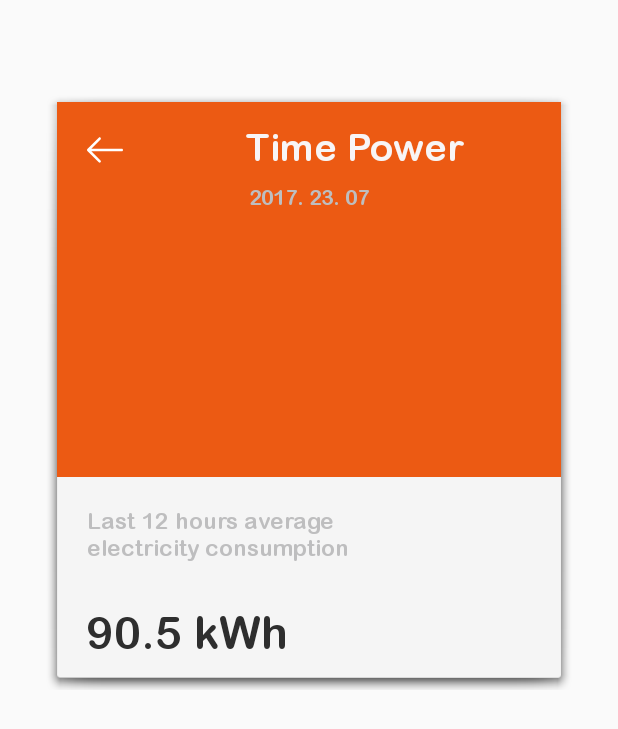
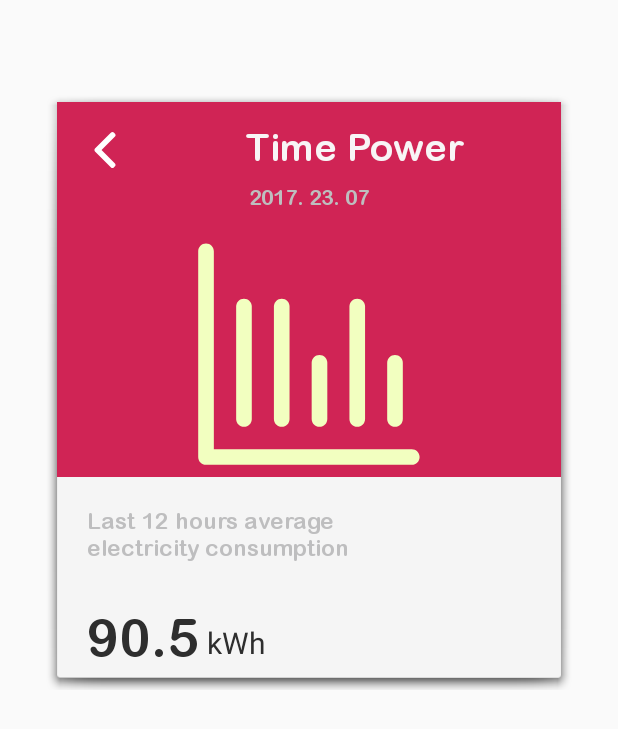
Before and after one commit to android-Test-Avantari/task4, an Android app: the screen it shows after launch (MainActivity), after a tap on an icon or button, on a phone screen of 412 x 824 dp. Shown: the top 729 px of the screen. Run offline under Robolectric (Android 15) with nearby library versions, the phone set to English and light mode, and no system bars; 1 other tap on this screen came first.

```diff
--- a/app/src/main/java/com/mirza/avantari/task/MainActivity.java
+++ b/app/src/main/java/com/mirza/avantari/task/MainActivity.java
@@ -1,13 +1,17 @@
 package com.mirza.avantari.task;
 
+import android.animation.AnimatorInflater;
+import android.animation.ArgbEvaluator;
+import android.animation.ObjectAnimator;
 import android.app.Activity;
 import android.graphics.Typeface;
 import android.os.Handler;
 import android.support.design.widget.FloatingActionButton;
-import android.support.v7.app.AppCompatActivity;
 import android.os.Bundle;
 import android.view.View;
-import android.widget.Button;
+import android.view.animation.Animation;
+import android.view.animation.AnimationUtils;
+import android.widget.ImageView;
 import android.widget.TextView;
 
 public class MainActivity extends Activity {
@@ -19,6 +23,8 @@ public class MainActivity extends Activity {
     double r = 180.5;
     private Thread progressThread;
     private Handler handler;
+    ImageView image;
+
 
     @Override
     protected void onCreate(Bundle savedInstanceState) {
@@ -36,11 +42,10 @@ public class MainActivity extends Activity {
 
         fab = (FloatingActionButton) findViewById(R.id.fab);
 
-        rate.setText(r + " kWh");
+        rate.setText(r + "");
 
 
         type = Typeface.createFromAsset(getAssets(), "round.ttf");
-
         text1.setTypeface(type);
         text2.setTypeface(type);
         text3.setTypeface(type);
@@ -49,16 +54,38 @@ public class MainActivity extends Activity {
         rate.setTypeface(type);
 
         handler = new Handler();
+
+        ObjectAnimator objAnim = (ObjectAnimator) AnimatorInflater.loadAnimator(this, R.animator.trans);
+        objAnim.setTarget(frame1);
+        objAnim.setEvaluator(new ArgbEvaluator());
+        objAnim.start();
+
     }
 
     public void onChartView(View v) {
+
         r = 180.5;
 
-        msg.setText("Last 12 hours average\nelectricity consumption");
+        Animation midAnim = AnimationUtils.loadAnimation(this, R.anim.mid_anim);
+        fab.startAnimation(midAnim);
         fab.setVisibility(View.GONE);
 
         frame1.setVisibility(View.GONE);
+        msg.setText("Last 12 hours average\nelectricity consumption");
         frame2.setVisibility(View.VISIBLE);
+
+        ObjectAnimator objAnim = (ObjectAnimator) AnimatorInflater.loadAnimator(this, R.animator.back);
+        objAnim.setTarget(frame2);
+        objAnim.setEvaluator(new ArgbEvaluator());
+        objAnim.start();
+
+        Animation topTobottom = AnimationUtils.loadAnimation(this, R.anim.top_bottom);
+        msg.startAnimation(topTobottom);
+
+        image = (ImageView) findViewById(R.id.imageView);
+        Animation animation1 = AnimationUtils.loadAnimation(this, R.anim.bounce);
+        animation1.setStartOffset(600);
+        image.startAnimation(animation1);
 
         progressThread = new Thread(new Runnable() {
             @Override
@@ -77,7 +104,7 @@ public class MainActivity extends Activity {
                     handler.post(new Runnable() {
                         @Override
                         public void run() {
-                            rate.setText(r + " kWh");
+                            rate.setText(r + "");
                             if (r == 90.5)
                                 return;
                         }
@@ -92,12 +119,19 @@ public class MainActivity extends Activity {
     }
 
     public void doBack(View v) {
-        msg.setText("Total electricity consumption\nof Galaxy SOHO");
+
         r = 90.5;
 
+        frame2.setVisibility(View.GONE);
+        msg.setText("Total electricity consumption\nof Galaxy SOHO");
+        frame1.setVisibility(View.VISIBLE);
+
+        Animation topTobottom = AnimationUtils.loadAnimation(this, R.anim.top_bottom);
+        msg.startAnimation(topTobottom);
+
         fab.setVisibility(View.VISIBLE);
-        frame2.setVisibility(View.GONE);
-        frame1.setVisibility(View.VISIBLE);
+        Animation downAnim = AnimationUtils.loadAnimation(this, R.anim.down_anim);
+        fab.startAnimation(downAnim);
 
         progressThread = new Thread(new Runnable() {
             @Override
@@ -116,7 +150,7 @@ public class MainActivity extends Activity {
                     handler.post(new Runnable() {
                         @Override
                         public void run() {
-                            rate.setText(r + " kWh");
+                            rate.setText(r + "");
                             if (r == 180.5) {
                                 return;
                             }
--- /dev/null
+++ b/app/src/main/res/anim/bounce.xml
@@ -0,0 +1,13 @@
+<?xml version="1.0" encoding="utf-8"?>
+<set xmlns:android="http://schemas.android.com/apk/res/android" >
+
+    <scale
+        android:duration="300"
+        android:fromXScale="0.0"
+        android:toXScale="1.5"
+        android:fromYScale="0.0"
+        android:toYScale="1.0"
+        android:pivotX="30%"
+        android:pivotY="30%"
+        />
+</set>
--- /dev/null
+++ b/app/src/main/res/anim/down_anim.xml
@@ -0,0 +1,9 @@
+<set xmlns:android="http://schemas.android.com/apk/res/android">
+    <translate
+        android:duration="500"
+        android:fillAfter="true"
+        android:fromXDelta="-40%p"
+        android:toXDelta="0%p"
+        android:fromYDelta="-30%p"
+        android:toYDelta="0%p" />
+</set>
--- /dev/null
+++ b/app/src/main/res/anim/mid_anim.xml
@@ -0,0 +1,9 @@
+<set xmlns:android="http://schemas.android.com/apk/res/android">
+    <translate
+        android:duration="500"
+        android:fillAfter="true"
+        android:fromXDelta="0%p"
+        android:toXDelta="-40%p"
+        android:fromYDelta="0%p"
+        android:toYDelta="-30%p" />
+</set>
--- /dev/null
+++ b/app/src/main/res/anim/top_bottom.xml
@@ -0,0 +1,7 @@
+<set xmlns:android="http://schemas.android.com/apk/res/android">
+    <translate
+        android:duration="500"
+        android:fillAfter="true"
+        android:fromYDelta="-100%p"
+        android:toYDelta="0%p" />
+</set>
--- /dev/null
+++ b/app/src/main/res/animator/back.xml
@@ -0,0 +1,6 @@
+<objectAnimator xmlns:android="http://schemas.android.com/apk/res/android"
+    android:duration="2000"
+    android:propertyName="backgroundColor"
+    android:repeatCount="1"
+    android:valueFrom="@color/pink"
+    android:valueTo="@color/orange" />
--- /dev/null
+++ b/app/src/main/res/animator/trans.xml
@@ -0,0 +1,7 @@
+<objectAnimator xmlns:android="http://schemas.android.com/apk/res/android"
+    android:duration="4000"
+    android:propertyName="backgroundColor"
+    android:repeatCount="infinite"
+    android:repeatMode="reverse"
+    android:valueFrom="@color/pink"
+    android:valueTo="@color/lightPink" />
--- /dev/null
+++ b/app/src/main/res/drawable/ic_left_arrow.xml
@@ -0,0 +1,4 @@
+<vector android:height="24dp" android:viewportHeight="492.0"
+    android:viewportWidth="492.0" android:width="24dp" xmlns:android="http://schemas.android.com/apk/res/android">
+    <path android:fillColor="#FFFFFF" android:pathData="M198.6,246.1L382.7,62c5.1,-5.1 7.9,-11.8 7.9,-19c0,-7.2 -2.8,-14 -7.9,-19l-16.1,-16.1C361.5,2.8 354.7,0 347.5,0s-14,2.8 -19,7.9L109.3,227c-5.1,5.1 -7.9,11.9 -7.8,19.1c-0,7.2 2.8,14 7.8,19.1l218.9,218.9c5.1,5.1 11.8,7.9 19,7.9c7.2,0 14,-2.8 19,-7.9l16.1,-16.1c10.5,-10.5 10.5,-27.6 0,-38.1L198.6,246.1z"/>
+</vector>
--- /dev/null
+++ b/app/src/main/res/drawable/ic_stats.xml
@@ -0,0 +1,10 @@
+<vector android:autoMirrored="true" android:height="512dp"
+    android:viewportHeight="129.0" android:viewportWidth="129.0"
+    android:width="512dp" xmlns:android="http://schemas.android.com/apk/res/android">
+    <path android:fillColor="#f2ffc0" android:pathData="M118.4,114.4H14.6V10.6c0,-2.3 -1.8,-4.1 -4.1,-4.1s-4.1,1.8 -4.1,4.1v107.9c0,2.3 1.8,4.1 4.1,4.1h107.9c2.3,0 4.1,-1.8 4.1,-4.1S120.7,114.4 118.4,114.4z"/>
+    <path android:fillColor="#f2ffc0" android:pathData="m54.3,98.6v-59c0,-2.3 -1.8,-4.1 -4.1,-4.1 -2.3,0 -4.1,1.8 -4.1,4.1v59c0,2.3 1.8,4.1 4.1,4.1 2.3,0 4.1,-1.8 4.1,-4.1z"/>
+    <path android:fillColor="#f2ffc0" android:pathData="m34.5,98.6v-59c0,-2.3 -1.8,-4.1 -4.1,-4.1s-4.1,1.8 -4.1,4.1v59c0,2.3 1.8,4.1 4.1,4.1s4.1,-1.8 4.1,-4.1z"/>
+    <path android:fillColor="#f2ffc0" android:pathData="m93.9,98.6v-59c0,-2.3 -1.8,-4.1 -4.1,-4.1s-4.1,1.8 -4.1,4.1v59c0,2.3 1.8,4.1 4.1,4.1s4.1,-1.8 4.1,-4.1z"/>
+    <path android:fillColor="#f2ffc0" android:pathData="m113.7,98.6v-29.5c0,-2.3 -1.8,-4.1 -4.1,-4.1 -2.3,0 -4.1,1.8 -4.1,4.1v29.5c0,2.3 1.8,4.1 4.1,4.1 2.3,0 4.1,-1.8 4.1,-4.1z"/>
+    <path android:fillColor="#f2ffc0" android:pathData="m74.1,98.6v-29.5c0,-2.3 -1.8,-4.1 -4.1,-4.1s-4.1,1.8 -4.1,4.1v29.5c0,2.3 1.8,4.1 4.1,4.1s4.1,-1.8 4.1,-4.1z"/>
+</vector>
--- a/app/src/main/res/layout/activity_main.xml
+++ b/app/src/main/res/layout/activity_main.xml
@@ -1,5 +1,7 @@
 <?xml version="1.0" encoding="utf-8"?>
 <RelativeLayout xmlns:android="http://schemas.android.com/apk/res/android"
+    xmlns:app="http://schemas.android.com/apk/res-auto"
+    xmlns:tools="http://schemas.android.com/tools"
     android:layout_width="match_parent"
     android:layout_height="wrap_content"
     android:layout_marginBottom="40dp"
@@ -13,9 +15,9 @@
         android:id="@+id/textView"
         android:layout_width="match_parent"
         android:layout_height="400dp"
-        android:layout_centerHorizontal="true"
-        android:layout_centerVertical="true"
-        android:background="@android:drawable/dialog_holo_light_frame">
+        android:background="@android:drawable/dialog_holo_light_frame"
+        android:layout_alignParentTop="true"
+        android:layout_alignParentStart="true">
 
         <FrameLayout
             android:id="@+id/frames"
@@ -58,7 +60,7 @@
                 android:layout_width="match_parent"
                 android:layout_height="250dp"
                 android:background="@color/orange"
-                android:visibility="gone">
+                android:visibility="visible">
 
                 <ImageButton
                     android:id="@+id/button"
@@ -70,7 +72,7 @@
                     android:background="@color/transp"
                     android:padding="20dp"
                     android:onClick="doBack"
-                    android:src="@drawable/ic_left" />
+                    android:src="@drawable/ic_left_arrow" />
 
                 <TextView
                     android:id="@+id/text3"
@@ -96,6 +98,16 @@
                     android:text="2017. 23. 07"
                     android:textColor="@color/lightText" />
 
+                <ImageView
+                    android:id="@+id/imageView"
+                    android:layout_width="wrap_content"
+                    android:layout_height="wrap_content"
+                    android:layout_below="@+id/text4"
+                    android:layout_centerHorizontal="true"
+                    android:layout_marginTop="14dp"
+                    android:src="@drawable/ic_stats"
+                    />
+
 
             </RelativeLayout>
         </FrameLayout>
@@ -112,7 +124,7 @@
             android:layout_marginEnd="12dp"
             android:layout_marginRight="12dp"
             android:onClick="onChartView"
-
+            app:backgroundTint="@color/orange"
             android:src="@drawable/ic_chart" />
 
 
@@ -142,9 +154,23 @@
                 android:layout_marginTop="20dp"
                 android:paddingLeft="20dp"
                 android:paddingTop="10dp"
-                android:text="180.9 kWh"
+                android:text="180.9"
                 android:textColor="@color/darkText"
-                android:textSize="30dp" />
+                android:textSize="35dp" />
+
+            <TextView
+                android:id="@+id/textView4"
+                android:layout_width="wrap_content"
+                android:layout_height="wrap_content"
+                android:layout_alignParentBottom="true"
+                android:layout_toEndOf="@+id/rate"
+                android:textColor="@color/darkText"
+                android:textSize="20dp"
+                android:text=" kWh"
+                android:layout_marginBottom="10dp"
+                android:textAlignment="center"
+                android:paddingTop="10dp"
+                 />
 
         </RelativeLayout>
     </RelativeLayout>
```
